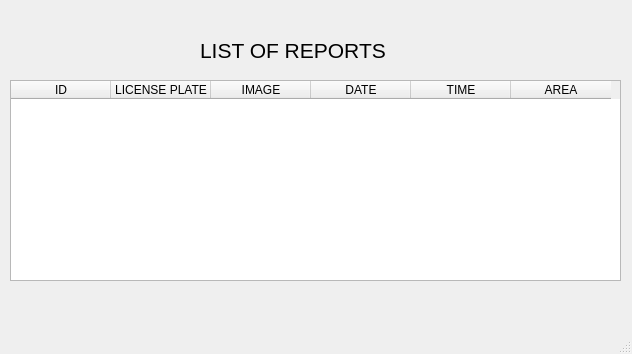
Qt form GUI/list_all_reports.ui (hadasswittow/Final-hackathon) before a commit.
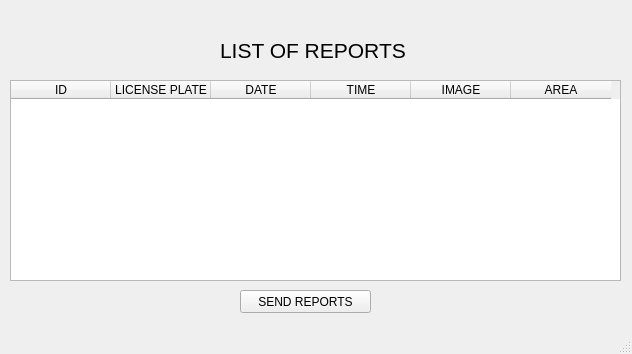
The same form after that commit.

Patch:
```diff
--- a/GUI/list_all_reports.ui
+++ b/GUI/list_all_reports.ui
@@ -39,11 +39,6 @@
       <string>LICENSE PLATE</string>
      </property>
     </column>
-    <column>
-     <property name="text">
-      <string>IMAGE</string>
-     </property>
-    </column>
     <column>
      <property name="text">
       <string>DATE</string>
@@ -54,6 +49,11 @@
       <string>TIME</string>
      </property>
     </column>
+    <column>
+     <property name="text">
+      <string>IMAGE</string>
+     </property>
+    </column>
     <column>
      <property name="text">
       <string>AREA</string>
@@ -63,7 +63,7 @@
    <widget class="QLabel" name="label">
     <property name="geometry">
      <rect>
-      <x>200</x>
+      <x>220</x>
       <y>40</y>
       <width>221</width>
       <height>21</height>
@@ -78,6 +78,19 @@
      <string>LIST OF REPORTS</string>
     </property>
    </widget>
+   <widget class="QPushButton" name="sendButton">
+    <property name="geometry">
+     <rect>
+      <x>240</x>
+      <y>290</y>
+      <width>131</width>
+      <height>23</height>
+     </rect>
+    </property>
+    <property name="text">
+     <string>SEND REPORTS</string>
+    </property>
+   </widget>
   </widget>
   <widget class="QMenuBar" name="menubar">
    <property name="geometry">
```
